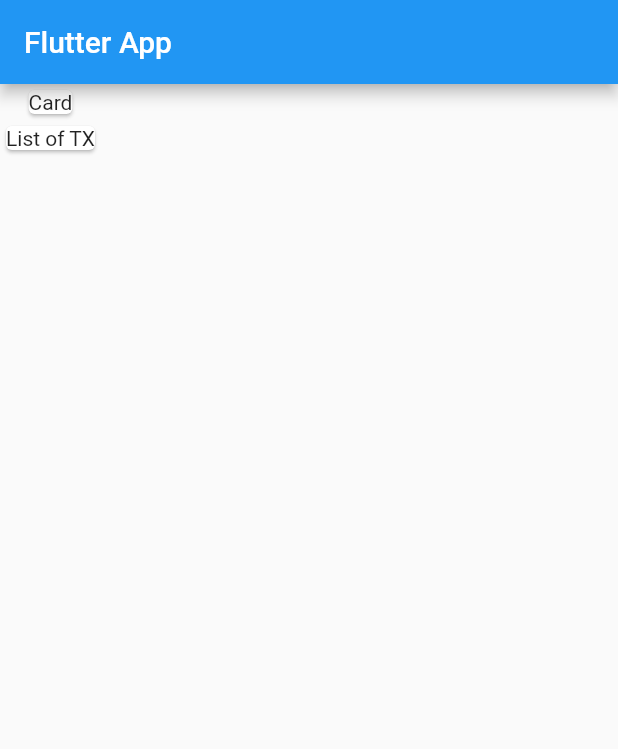
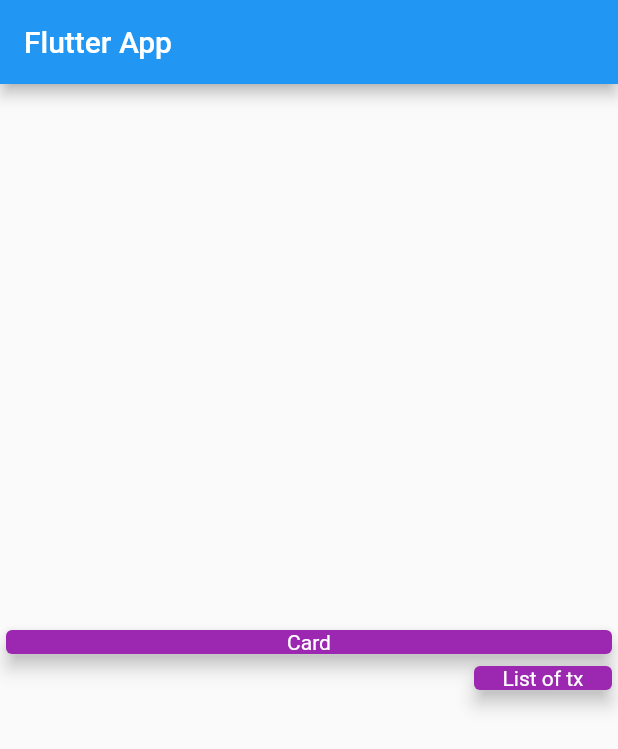
Before and after one commit to LilyKras/tracker, a Flutter app: the screen it shows after launch, on a phone screen of 412 x 824 dp. Shown: the top 749 px of the screen. Run offline on Flutter 3.47's test engine with Material 2 defaults, Android fonts, the phone set to English and light mode, and no system bars.

```diff
--- a/lib/main.dart
+++ b/lib/main.dart
@@ -13,16 +13,42 @@ class MyApp extends StatelessWidget {
 }
 
 class MyHomePage extends StatelessWidget {
+  final List a = [];
+
   @override
   Widget build(BuildContext context) {
     return Scaffold(
       appBar: AppBar(
         title: Text('Flutter App'),
       ),
-      body: Column (children: [
-        Card(child: Text("Card")),
-        Card(child: Text("List of TX")),
-      ],),
+      body: Column(
+        mainAxisAlignment: MainAxisAlignment.center,
+        crossAxisAlignment: CrossAxisAlignment.end,
+        children: [
+          Container(
+              width: double.infinity,
+              child: Card(
+                color: Colors.purple,
+                child: Text("Card",
+                    textAlign: TextAlign.center,
+                    style: TextStyle(
+                      color: Colors.white,
+                    )),
+                elevation: 5,
+              )),
+          Container(
+              width: 100,
+              child: Card(
+                color: Colors.purple,
+                child: Text("List of tx",
+                    textAlign: TextAlign.center,
+                    style: TextStyle(
+                      color: Colors.white,
+                    )),
+                elevation: 5,
+              )),
+        ],
+      ),
     );
   }
 }
--- /dev/null
+++ b/lib/transaction.dart
@@ -0,0 +1,10 @@
+import 'package:flutter/material.dart';
+
+class Transaction{
+  final String id;
+  final String title;
+  final double amount;
+  final DateTime date;
+
+  Transaction({required this.id, required this.title, required this.amount, required this.date});
+}
```
